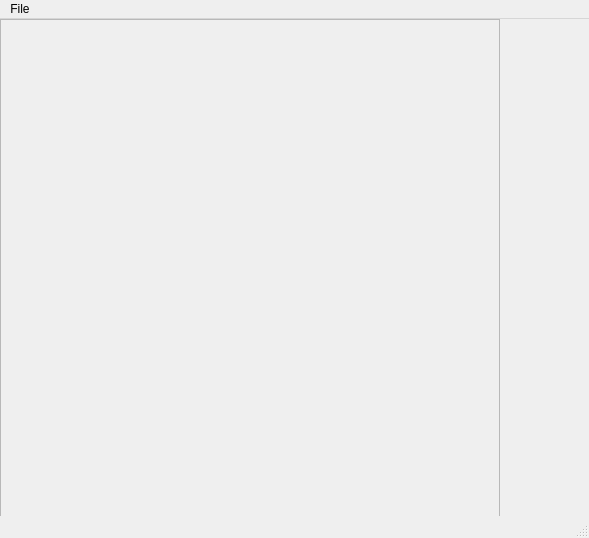
The window that mainwindow.ui (rafinha285/CG) describes before a commit, drawn with Qt 5.
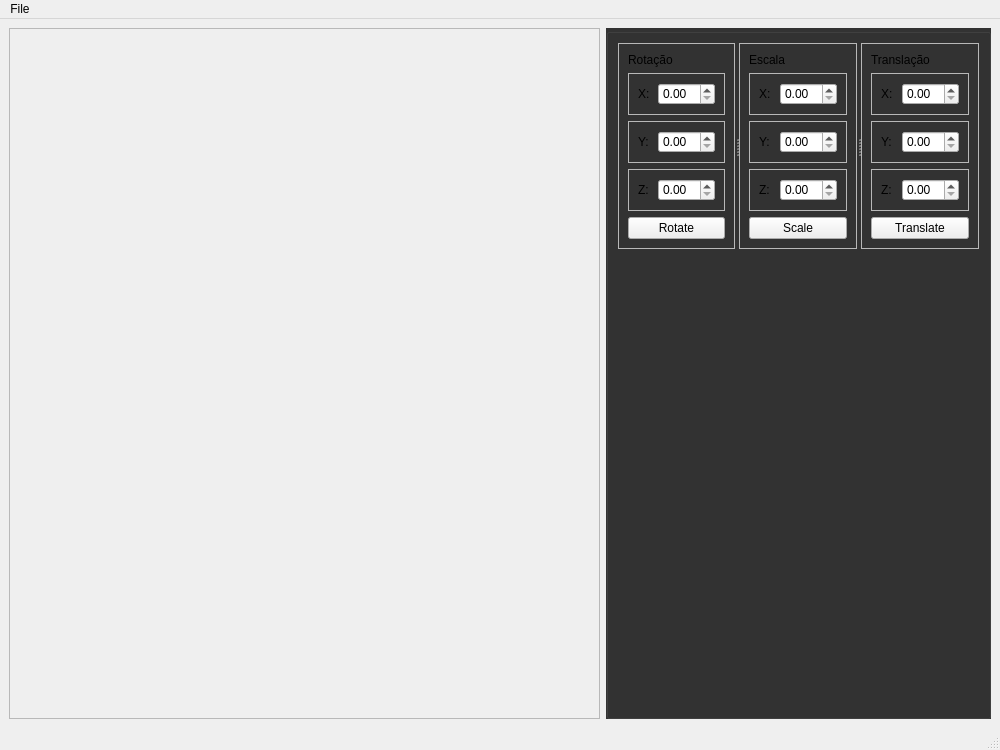
The same window after the commit.

Commit message: translation, scale and rotation gui menus created

Diff of the .ui file:
```diff
--- a/mainwindow.ui
+++ b/mainwindow.ui
@@ -6,12 +6,12 @@
    <rect>
     <x>0</x>
     <y>0</y>
-    <width>589</width>
-    <height>538</height>
+    <width>1000</width>
+    <height>750</height>
    </rect>
   </property>
   <property name="sizePolicy">
-   <sizepolicy hsizetype="Fixed" vsizetype="Fixed">
+   <sizepolicy hsizetype="Preferred" vsizetype="Preferred">
     <horstretch>0</horstretch>
     <verstretch>0</verstretch>
    </sizepolicy>
@@ -20,29 +20,450 @@
    <string>MainWindow</string>
   </property>
   <widget class="QWidget" name="centralwidget">
-   <widget class="QFrame" name="frame">
-    <property name="geometry">
-     <rect>
-      <x>0</x>
-      <y>0</y>
-      <width>500</width>
-      <height>500</height>
-     </rect>
-    </property>
-    <property name="frameShape">
-     <enum>QFrame::Shape::StyledPanel</enum>
-    </property>
-    <property name="frameShadow">
-     <enum>QFrame::Shadow::Raised</enum>
-    </property>
-   </widget>
+   <layout class="QHBoxLayout" name="horizontalLayout">
+    <item>
+     <widget class="QFrame" name="container3D">
+      <property name="frameShape">
+       <enum>QFrame::Shape::StyledPanel</enum>
+      </property>
+      <property name="frameShadow">
+       <enum>QFrame::Shadow::Raised</enum>
+      </property>
+     </widget>
+    </item>
+    <item>
+     <widget class="QGroupBox" name="menu">
+      <property name="sizePolicy">
+       <sizepolicy hsizetype="Maximum" vsizetype="Preferred">
+        <horstretch>0</horstretch>
+        <verstretch>0</verstretch>
+       </sizepolicy>
+      </property>
+      <property name="styleSheet">
+       <string notr="true">#menu{
+	background-color: #333333;
+	border-right: 1px solid #555555
+}</string>
+      </property>
+      <layout class="QVBoxLayout" name="verticalLayout_2">
+       <item>
+        <widget class="QSplitter" name="splitter">
+         <property name="orientation">
+          <enum>Qt::Orientation::Horizontal</enum>
+         </property>
+         <widget class="QFrame" name="rotationMenu">
+          <property name="sizePolicy">
+           <sizepolicy hsizetype="Preferred" vsizetype="Preferred">
+            <horstretch>0</horstretch>
+            <verstretch>0</verstretch>
+           </sizepolicy>
+          </property>
+          <property name="frameShape">
+           <enum>QFrame::Shape::StyledPanel</enum>
+          </property>
+          <property name="frameShadow">
+           <enum>QFrame::Shadow::Raised</enum>
+          </property>
+          <layout class="QVBoxLayout" name="verticalLayout_4">
+           <item>
+            <widget class="QLabel" name="rotationLabel">
+             <property name="sizePolicy">
+              <sizepolicy hsizetype="Preferred" vsizetype="Maximum">
+               <horstretch>0</horstretch>
+               <verstretch>0</verstretch>
+              </sizepolicy>
+             </property>
+             <property name="text">
+              <string>Rotação</string>
+             </property>
+            </widget>
+           </item>
+           <item>
+            <widget class="QFrame" name="xRotation">
+             <property name="sizePolicy">
+              <sizepolicy hsizetype="Preferred" vsizetype="Maximum">
+               <horstretch>0</horstretch>
+               <verstretch>0</verstretch>
+              </sizepolicy>
+             </property>
+             <property name="frameShape">
+              <enum>QFrame::Shape::StyledPanel</enum>
+             </property>
+             <property name="frameShadow">
+              <enum>QFrame::Shadow::Raised</enum>
+             </property>
+             <layout class="QHBoxLayout" name="horizontalLayout_8">
+              <item>
+               <widget class="QLabel" name="xRotationLabel">
+                <property name="text">
+                 <string>X:</string>
+                </property>
+               </widget>
+              </item>
+              <item>
+               <widget class="QDoubleSpinBox" name="xRotationValue"/>
+              </item>
+             </layout>
+            </widget>
+           </item>
+           <item>
+            <widget class="QFrame" name="yRotation">
+             <property name="sizePolicy">
+              <sizepolicy hsizetype="Preferred" vsizetype="Maximum">
+               <horstretch>0</horstretch>
+               <verstretch>0</verstretch>
+              </sizepolicy>
+             </property>
+             <property name="frameShape">
+              <enum>QFrame::Shape::StyledPanel</enum>
+             </property>
+             <property name="frameShadow">
+              <enum>QFrame::Shadow::Raised</enum>
+             </property>
+             <layout class="QHBoxLayout" name="horizontalLayout_9">
+              <item>
+               <widget class="QLabel" name="yRotationLabel">
+                <property name="sizePolicy">
+                 <sizepolicy hsizetype="Preferred" vsizetype="Maximum">
+                  <horstretch>0</horstretch>
+                  <verstretch>0</verstretch>
+                 </sizepolicy>
+                </property>
+                <property name="text">
+                 <string>Y: </string>
+                </property>
+               </widget>
+              </item>
+              <item>
+               <widget class="QDoubleSpinBox" name="yRotatinoValue"/>
+              </item>
+             </layout>
+            </widget>
+           </item>
+           <item>
+            <widget class="QFrame" name="zRotation">
+             <property name="sizePolicy">
+              <sizepolicy hsizetype="Preferred" vsizetype="Maximum">
+               <horstretch>0</horstretch>
+               <verstretch>0</verstretch>
+              </sizepolicy>
+             </property>
+             <property name="frameShape">
+              <enum>QFrame::Shape::StyledPanel</enum>
+             </property>
+             <property name="frameShadow">
+              <enum>QFrame::Shadow::Raised</enum>
+             </property>
+             <layout class="QHBoxLayout" name="horizontalLayout_10">
+              <item>
+               <widget class="QLabel" name="zRotationLabel">
+                <property name="sizePolicy">
+                 <sizepolicy hsizetype="Preferred" vsizetype="Maximum">
+                  <horstretch>0</horstretch>
+                  <verstretch>0</verstretch>
+                 </sizepolicy>
+                </property>
+                <property name="text">
+                 <string>Z: </string>
+                </property>
+               </widget>
+              </item>
+              <item>
+               <widget class="QDoubleSpinBox" name="zRotationValue"/>
+              </item>
+             </layout>
+            </widget>
+           </item>
+           <item>
+            <widget class="QPushButton" name="pushButton">
+             <property name="text">
+              <string>Rotate</string>
+             </property>
+            </widget>
+           </item>
+          </layout>
+         </widget>
+         <widget class="QFrame" name="scaleMenu">
+          <property name="frameShape">
+           <enum>QFrame::Shape::StyledPanel</enum>
+          </property>
+          <property name="frameShadow">
+           <enum>QFrame::Shadow::Raised</enum>
+          </property>
+          <layout class="QVBoxLayout" name="verticalLayout_3">
+           <item>
+            <widget class="QLabel" name="scaleLabel">
+             <property name="sizePolicy">
+              <sizepolicy hsizetype="Preferred" vsizetype="Maximum">
+               <horstretch>0</horstretch>
+               <verstretch>0</verstretch>
+              </sizepolicy>
+             </property>
+             <property name="text">
+              <string>Escala</string>
+             </property>
+            </widget>
+           </item>
+           <item>
+            <widget class="QFrame" name="xScale">
+             <property name="sizePolicy">
+              <sizepolicy hsizetype="Preferred" vsizetype="Maximum">
+               <horstretch>0</horstretch>
+               <verstretch>0</verstretch>
+              </sizepolicy>
+             </property>
+             <property name="frameShape">
+              <enum>QFrame::Shape::StyledPanel</enum>
+             </property>
+             <property name="frameShadow">
+              <enum>QFrame::Shadow::Raised</enum>
+             </property>
+             <layout class="QHBoxLayout" name="horizontalLayout_5">
+              <item>
+               <widget class="QLabel" name="xScaleLabel">
+                <property name="sizePolicy">
+                 <sizepolicy hsizetype="Preferred" vsizetype="Maximum">
+                  <horstretch>0</horstretch>
+                  <verstretch>0</verstretch>
+                 </sizepolicy>
+                </property>
+                <property name="text">
+                 <string>X: </string>
+                </property>
+               </widget>
+              </item>
+              <item>
+               <widget class="QDoubleSpinBox" name="xScaleValue"/>
+              </item>
+             </layout>
+            </widget>
+           </item>
+           <item>
+            <widget class="QFrame" name="yScale">
+             <property name="sizePolicy">
+              <sizepolicy hsizetype="Preferred" vsizetype="Maximum">
+               <horstretch>0</horstretch>
+               <verstretch>0</verstretch>
+              </sizepolicy>
+             </property>
+             <property name="frameShape">
+              <enum>QFrame::Shape::StyledPanel</enum>
+             </property>
+             <property name="frameShadow">
+              <enum>QFrame::Shadow::Raised</enum>
+             </property>
+             <layout class="QHBoxLayout" name="horizontalLayout_6">
+              <item>
+               <widget class="QLabel" name="yScaleLabel">
+                <property name="sizePolicy">
+                 <sizepolicy hsizetype="Preferred" vsizetype="Maximum">
+                  <horstretch>0</horstretch>
+                  <verstretch>0</verstretch>
+                 </sizepolicy>
+                </property>
+                <property name="text">
+                 <string>Y: </string>
+                </property>
+               </widget>
+              </item>
+              <item>
+               <widget class="QDoubleSpinBox" name="yScaleValue"/>
+              </item>
+             </layout>
+            </widget>
+           </item>
+           <item>
+            <widget class="QFrame" name="zScale">
+             <property name="sizePolicy">
+              <sizepolicy hsizetype="Preferred" vsizetype="Maximum">
+               <horstretch>0</horstretch>
+               <verstretch>0</verstretch>
+              </sizepolicy>
+             </property>
+             <property name="frameShape">
+              <enum>QFrame::Shape::StyledPanel</enum>
+             </property>
+             <property name="frameShadow">
+              <enum>QFrame::Shadow::Raised</enum>
+             </property>
+             <layout class="QHBoxLayout" name="horizontalLayout_7">
+              <item>
+               <widget class="QLabel" name="zScaleLabel">
+                <property name="sizePolicy">
+                 <sizepolicy hsizetype="Preferred" vsizetype="Maximum">
+                  <horstretch>0</horstretch>
+                  <verstretch>0</verstretch>
+                 </sizepolicy>
+                </property>
+                <property name="text">
+                 <string>Z: </string>
+                </property>
+               </widget>
+              </item>
+              <item>
+               <widget class="QDoubleSpinBox" name="zScaleValue"/>
+              </item>
+             </layout>
+            </widget>
+           </item>
+           <item>
+            <widget class="QPushButton" name="scaleButton">
+             <property name="text">
+              <string>Scale</string>
+             </property>
+            </widget>
+           </item>
+          </layout>
+         </widget>
+         <widget class="QFrame" name="translationMenu">
+          <property name="sizePolicy">
+           <sizepolicy hsizetype="Maximum" vsizetype="Maximum">
+            <horstretch>0</horstretch>
+            <verstretch>0</verstretch>
+           </sizepolicy>
+          </property>
+          <property name="frameShape">
+           <enum>QFrame::Shape::StyledPanel</enum>
+          </property>
+          <property name="frameShadow">
+           <enum>QFrame::Shadow::Raised</enum>
+          </property>
+          <layout class="QVBoxLayout" name="verticalLayout">
+           <item>
+            <widget class="QLabel" name="translationLabel">
+             <property name="sizePolicy">
+              <sizepolicy hsizetype="Maximum" vsizetype="Maximum">
+               <horstretch>0</horstretch>
+               <verstretch>0</verstretch>
+              </sizepolicy>
+             </property>
+             <property name="text">
+              <string>Translação</string>
+             </property>
+            </widget>
+           </item>
+           <item>
+            <widget class="QFrame" name="xTranslation">
+             <property name="sizePolicy">
+              <sizepolicy hsizetype="Preferred" vsizetype="Maximum">
+               <horstretch>0</horstretch>
+               <verstretch>0</verstretch>
+              </sizepolicy>
+             </property>
+             <property name="frameShape">
+              <enum>QFrame::Shape::StyledPanel</enum>
+             </property>
+             <property name="frameShadow">
+              <enum>QFrame::Shadow::Raised</enum>
+             </property>
+             <layout class="QHBoxLayout" name="horizontalLayout_2">
+              <item>
+               <widget class="QLabel" name="xTranslationLabel">
+                <property name="text">
+                 <string>X: </string>
+                </property>
+                <property name="textFormat">
+                 <enum>Qt::TextFormat::AutoText</enum>
+                </property>
+               </widget>
+              </item>
+              <item>
+               <widget class="QDoubleSpinBox" name="xTranslationValue"/>
+              </item>
+             </layout>
+            </widget>
+           </item>
+           <item>
+            <widget class="QFrame" name="yTranslation">
+             <property name="sizePolicy">
+              <sizepolicy hsizetype="Preferred" vsizetype="Maximum">
+               <horstretch>0</horstretch>
+               <verstretch>0</verstretch>
+              </sizepolicy>
+             </property>
+             <property name="frameShape">
+              <enum>QFrame::Shape::StyledPanel</enum>
+             </property>
+             <property name="frameShadow">
+              <enum>QFrame::Shadow::Raised</enum>
+             </property>
+             <layout class="QHBoxLayout" name="horizontalLayout_3">
+              <item>
+               <widget class="QLabel" name="yTranslationLabel">
+                <property name="text">
+                 <string>Y: </string>
+                </property>
+               </widget>
+              </item>
+              <item>
+               <widget class="QDoubleSpinBox" name="yTranslationValue"/>
+              </item>
+             </layout>
+            </widget>
+           </item>
+           <item>
+            <widget class="QFrame" name="zTranslation">
+             <property name="sizePolicy">
+              <sizepolicy hsizetype="Preferred" vsizetype="Maximum">
+               <horstretch>0</horstretch>
+               <verstretch>0</verstretch>
+              </sizepolicy>
+             </property>
+             <property name="frameShape">
+              <enum>QFrame::Shape::StyledPanel</enum>
+             </property>
+             <property name="frameShadow">
+              <enum>QFrame::Shadow::Raised</enum>
+             </property>
+             <layout class="QHBoxLayout" name="horizontalLayout_4">
+              <item>
+               <widget class="QLabel" name="zTranslationLabel">
+                <property name="text">
+                 <string>Z:</string>
+                </property>
+               </widget>
+              </item>
+              <item>
+               <widget class="QDoubleSpinBox" name="zTranslationValue"/>
+              </item>
+             </layout>
+            </widget>
+           </item>
+           <item>
+            <widget class="QPushButton" name="translationButton">
+             <property name="text">
+              <string>Translate</string>
+             </property>
+            </widget>
+           </item>
+          </layout>
+         </widget>
+        </widget>
+       </item>
+       <item>
+        <spacer name="verticalSpacer">
+         <property name="orientation">
+          <enum>Qt::Orientation::Vertical</enum>
+         </property>
+         <property name="sizeHint" stdset="0">
+          <size>
+           <width>20</width>
+           <height>537</height>
+          </size>
+         </property>
+        </spacer>
+       </item>
+      </layout>
+     </widget>
+    </item>
+   </layout>
   </widget>
   <widget class="QMenuBar" name="menubar">
    <property name="geometry">
     <rect>
      <x>0</x>
      <y>0</y>
-     <width>589</width>
+     <width>1000</width>
      <height>29</height>
     </rect>
    </property>
```
The commit also changes 1 other file.
